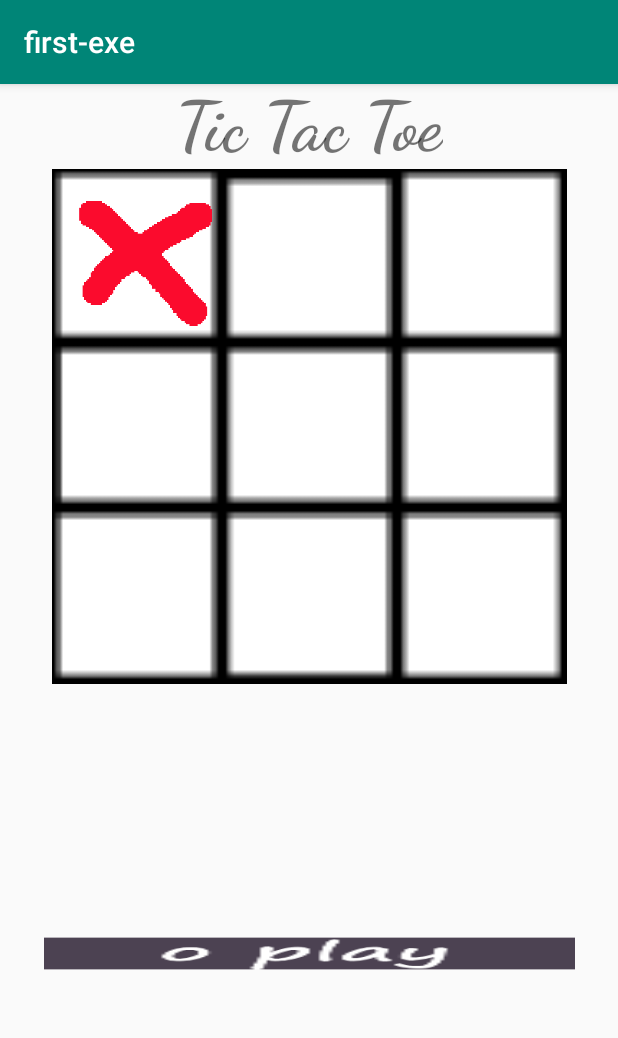
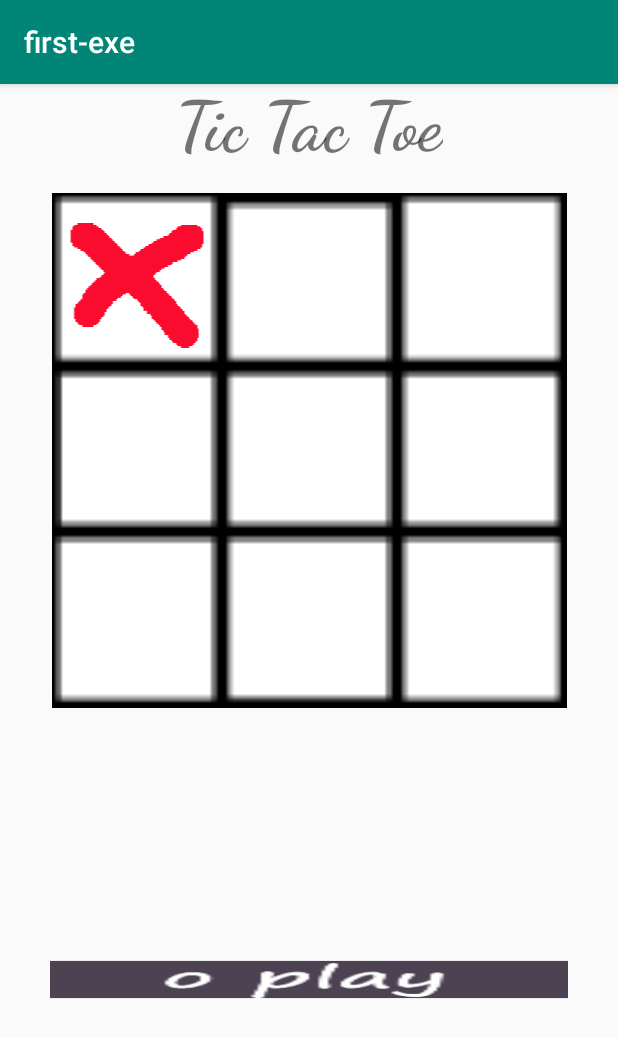
Before and after one commit to guygellert/TicTacToe, an Android app: the screen it shows after launch (MainActivity), after a tap on an icon or button, on a phone screen of 412 x 824 dp. Shown: the top 1038 px of the screen. Run offline under Robolectric (Android 15) with nearby library versions, the phone set to English and light mode, and no system bars.

Commit message:
fix layout changes and add lines photos

```diff
--- a/firstexe/app/src/main/java/com/example/first_exe/MainActivity.java
+++ b/firstexe/app/src/main/java/com/example/first_exe/MainActivity.java
@@ -29,6 +29,7 @@ public class MainActivity extends AppCompatActivity {
     protected void onCreate(Bundle savedInstanceState) {
         super.onCreate(savedInstanceState);
         setContentView(R.layout.activity_main);
+
         ImageView gameStatus = findViewById(R.id.gameStatus);
         this.playerTurn = State.X;
         setTurnImage(gameStatus);
@@ -111,19 +112,15 @@ public class MainActivity extends AppCompatActivity {
                 setImg(imgView);
                 changePlayer();
                 setTurnImage(gameStatus);
-
-                if (checkWinner() != State.EMPTY) {
-                    endGame();
-                }
             }
 
-            if (this.counter == this.gameState.length) {
+            if (checkWinner() || (this.counter == this.gameState.length)) {
                 endGame();
             }
         }
     }
 
-    private State checkWinner()
+    private boolean checkWinner()
     {
         for (int[] winState : winningStates ) {
             if ( (this.gameState[winState[0]] == this.gameState[winState[1]]) &&
@@ -131,12 +128,11 @@ public class MainActivity extends AppCompatActivity {
                  (this.gameState[winState[0]] != State.EMPTY) ) {
                 ImageView winningLine = findViewById(R.id.mark);
                 winningLine.setImageResource(getMarkImg(winState[3]));
-                //winningLine.setVisibility(View.VISIBLE);
                 setWinningBoard(this.gameState[winState[0]]);
-                return this.gameState[winState[0]];
+                return true;
             }
         }
-        return State.EMPTY;
+        return false;
     }
 
     private void setWinningBoard(State winningState) {
@@ -161,6 +157,12 @@ public class MainActivity extends AppCompatActivity {
                 return R.mipmap.ic_mark_4_foreground;
             case 5:
                 return R.mipmap.ic_mark_5_foreground;
+            case 6:
+                return R.mipmap.ic_mark_6_foreground;
+            case 7:
+                return R.mipmap.ic_mark_7_foreground;
+            case 8:
+                return R.mipmap.ic_mark_8_foreground;
             default:
                 return R.mipmap.ic_empty_background;
         }
@@ -177,9 +179,5 @@ public class MainActivity extends AppCompatActivity {
         {
             gameStatus.setImageResource(R.mipmap.ic_no_win_foreground);
         }
-//        else
-//        {
-//            //
-//        }
     }
 }
--- a/firstexe/app/src/main/res/layout/activity_main.xml
+++ b/firstexe/app/src/main/res/layout/activity_main.xml
@@ -23,6 +23,7 @@
         android:id="@+id/background"
         android:layout_width="378dp"
         android:layout_height="343dp"
+        android:layout_marginTop="16dp"
         android:contentDescription="Start"
         app:layout_constraintEnd_toEndOf="parent"
         app:layout_constraintStart_toStartOf="parent"
@@ -31,14 +32,14 @@
 
     <LinearLayout
         android:id="@+id/linearLayout"
-        android:layout_width="328dp"
-        android:layout_height="326dp"
+        android:layout_width="343dp"
+        android:layout_height="345dp"
+        android:layout_marginTop="16dp"
         android:orientation="vertical"
         app:layout_constraintBottom_toBottomOf="@+id/background"
         app:layout_constraintEnd_toEndOf="@+id/background"
         app:layout_constraintStart_toStartOf="@+id/background"
         app:layout_constraintTop_toTopOf="@+id/background">
-
 
         <LinearLayout
             android:layout_width="match_parent"
@@ -46,7 +47,6 @@
             android:layout_weight="1"
             android:orientation="horizontal"
             android:textAlignment="center">
-
 
             <ImageView
                 android:id="@+id/cell0"
@@ -150,9 +150,22 @@
     </LinearLayout>
 
     <ImageView
+        android:id="@+id/mark"
+        android:layout_width="392dp"
+        android:layout_height="wrap_content"
+        android:layout_weight="1"
+        android:adjustViewBounds="true"
+        android:scaleType="fitXY"
+        app:layout_constraintBottom_toBottomOf="@+id/background"
+        app:layout_constraintEnd_toEndOf="@+id/background"
+        app:layout_constraintStart_toStartOf="@+id/background"
+        app:layout_constraintTop_toBottomOf="@+id/Title"
+        app:srcCompat="@mipmap/ic_empty_foreground" />
+
+    <ImageView
         android:id="@+id/gameStatus"
-        android:layout_width="354dp"
-        android:layout_height="95dp"
+        android:layout_width="345dp"
+        android:layout_height="111dp"
         android:adjustViewBounds="true"
         android:scaleType="fitXY"
         android:textAlignment="center"
@@ -174,14 +187,5 @@
         app:layout_constraintStart_toStartOf="parent"
         app:layout_constraintTop_toBottomOf="@+id/gameStatus" />
 
-    <ImageView
-        android:id="@+id/mark"
-        android:layout_width="377dp"
-        android:layout_height="396dp"
-        android:layout_weight="1"
-        app:srcCompat="@mipmap/ic_empty_foreground"
-        tools:layout_editor_absoluteX="27dp"
-        tools:layout_editor_absoluteY="50dp" />
-
 
 </android.support.constraint.ConstraintLayout>
```
Also changed, not shown: firstexe/app/src/main/res/mipmap-xxxhdpi/ic_mark_6_foreground.png (added), firstexe/app/src/main/res/mipmap-xxxhdpi/ic_mark_7_foreground.png (added), firstexe/app/src/main/res/mipmap-xxxhdpi/ic_mark_8_foreground.png (added).
